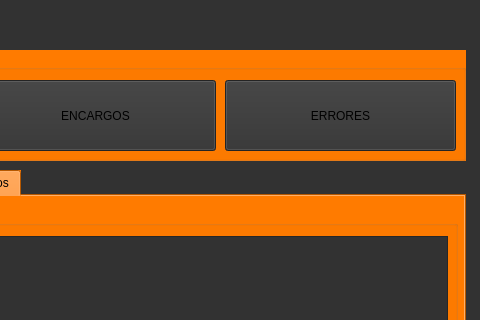
This is TaskScript/mainwindow.ui in MiguelAlvarez-202406012/LFP_1S2026_202406012 as Qt 5 draws it before an edit; both pictures show x 615 to 1095 and y 0 to 320 of the 1095 by 536 pixel window. The edited form follows.
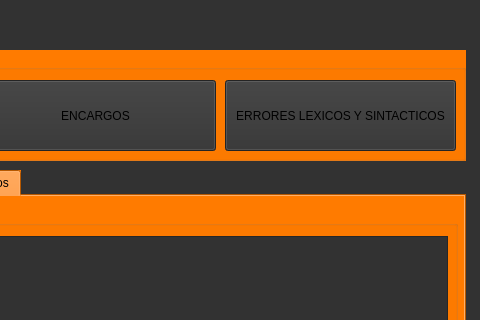
This is the edited form. Icons and pictures are not drawn.

Patch:
```diff
--- a/TaskScript/mainwindow.ui
+++ b/TaskScript/mainwindow.ui
@@ -309,7 +309,7 @@
       <string notr="true">background-color: rgb(50, 50, 50);</string>
      </property>
      <property name="text">
-      <string>ERRORES</string>
+      <string>ERRORES LEXICOS Y SINTACTICOS</string>
      </property>
     </widget>
    </widget>
```
Left out of the diff: 4 changed lines with no effect on the pictures.
